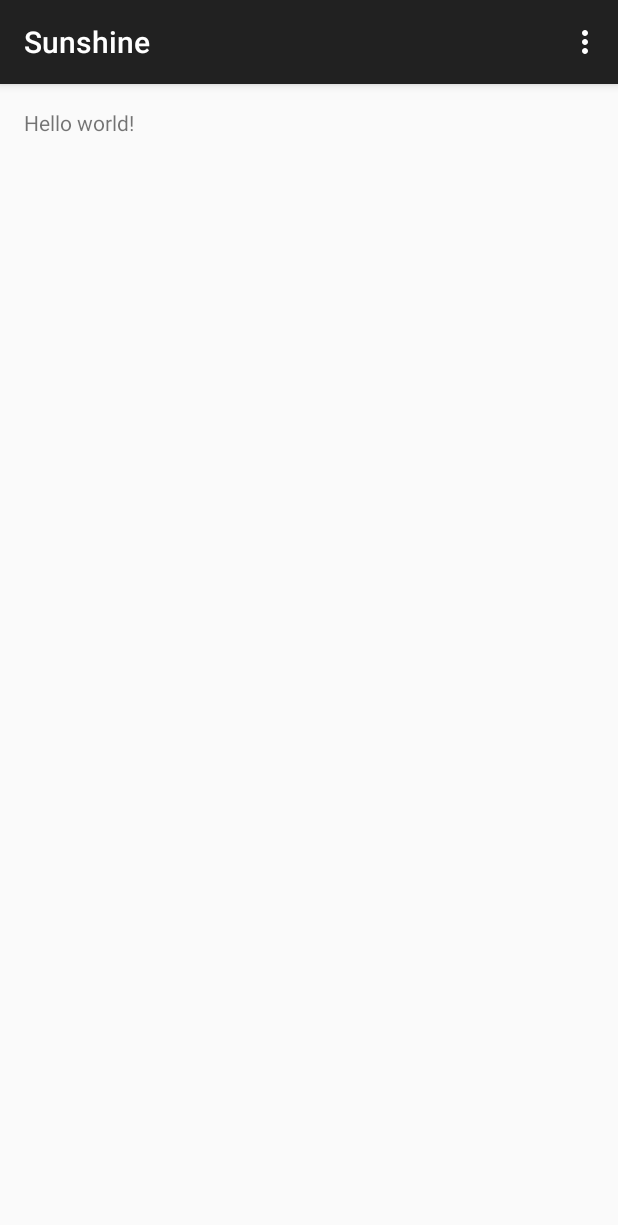
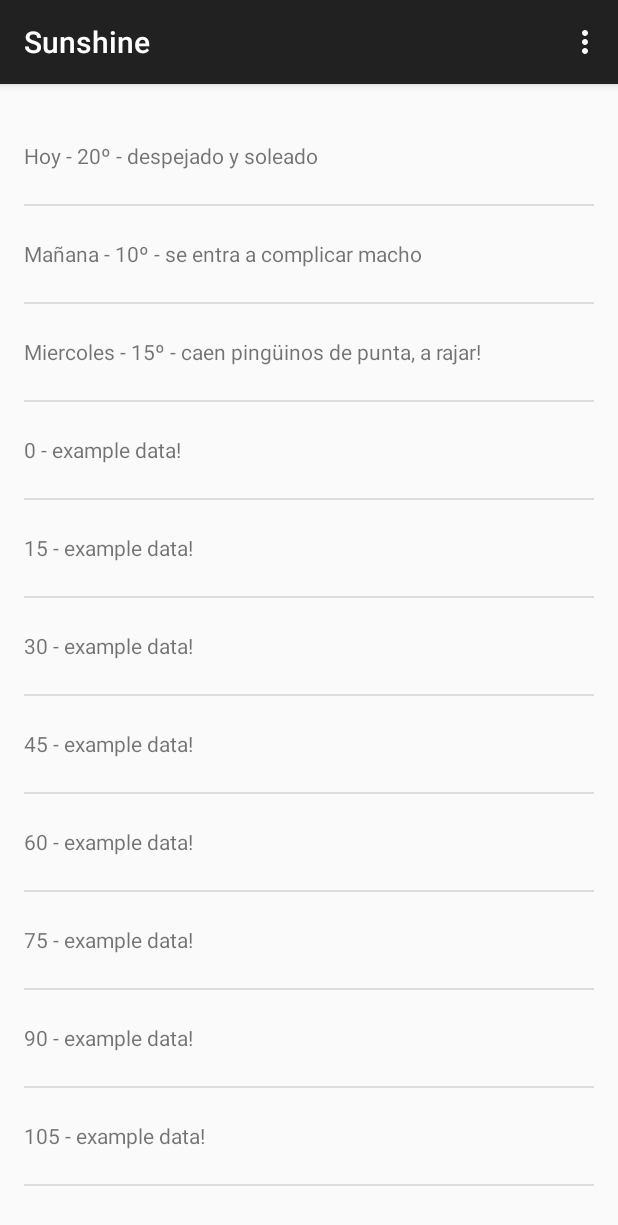
Before and after one commit to diegoocampoh/Sunshine, an Android app: the screen it shows after launch (MainActivity), on a phone screen of 412 x 824 dp. Shown: the top 1225 px of the screen. Run offline under Robolectric (Android 15) with nearby library versions, the phone set to English and light mode, and no system bars.

```diff
--- /dev/null
+++ b/app/src/main/java/com/example/diego/sunshine/ForecastFragment.java
@@ -0,0 +1,121 @@
+package com.example.diego.sunshine;
+
+import android.os.AsyncTask;
+import android.os.Bundle;
+import android.support.v4.app.Fragment;
+import android.util.Log;
+import android.view.LayoutInflater;
+import android.view.View;
+import android.view.ViewGroup;
+import android.widget.ArrayAdapter;
+import android.widget.ListView;
+
+import java.io.BufferedReader;
+import java.io.IOException;
+import java.io.InputStream;
+import java.io.InputStreamReader;
+import java.net.HttpURLConnection;
+import java.net.URL;
+import java.util.ArrayList;
+import java.util.List;
+
+/**
+ * Created by diego on 11/11/2014.
+ */
+public class ForecastFragment extends Fragment {
+
+    public ForecastFragment() {
+    }
+
+    @Override
+    public View onCreateView(LayoutInflater inflater, ViewGroup container,
+                             Bundle savedInstanceState) {
+        View rootView = inflater.inflate(R.layout.fragment_main, container, false);
+
+        //Fake data
+        ArrayList<String> forecast = new ArrayList<String>();
+        forecast.add("Hoy - 20º - despejado y soleado");
+        forecast.add("Mañana - 10º - se entra a complicar macho");
+        forecast.add("Miercoles - 15º - caen pingüinos de punta, a rajar!");
+
+
+        for (int i = 0; i <= 200; i++) {
+            forecast.add(15 * i + " - example data!");
+        }
+
+
+        ArrayAdapter<String> forecastAdapter = new ArrayAdapter<String>(getActivity(),
+                R.layout.list_item_forecast, R.id.list_item_forecast_textview, forecast);
+
+
+        ListView list = (ListView) rootView.findViewById(R.id.listview_forecast);
+        list.setAdapter(forecastAdapter);
+
+
+
+
+        return rootView;
+    }
+
+    public class FetchWeatherTask extends AsyncTask<String, Void, List<String>>{
+
+        @Override
+        protected List<String> doInBackground(String... strings) {
+            List<String> data = new ArrayList<String>();
+            // These two need to be declared outside the try/catch
+            // so that they can be closed in the finally block.
+            HttpURLConnection urlConnection = null;
+            BufferedReader reader = null;
+            // Will contain the raw JSON response as a string.
+            String forecastJsonStr = null;
+            try {
+                // Construct the URL for the OpenWeatherMap query
+                // Possible parameters are avaiable at OWM's forecast API page, at
+                // http://openweathermap.org/API#forecast
+                URL url = new URL("http://api.openweathermap.org/data/2.5/forecast/daily?q=94043&mode=json&units=metric&cnt=7");
+                // Create the request to OpenWeatherMap, and open the connection
+                urlConnection = (HttpURLConnection) url.openConnection();
+                urlConnection.setRequestMethod("GET");
+                urlConnection.connect();
+                // Read the input stream into a String
+                InputStream inputStream = urlConnection.getInputStream();
+                StringBuffer buffer = new StringBuffer();
+                if (inputStream == null) {
+                    // Nothing to do.
+                    forecastJsonStr = null;
+                }
+                reader = new BufferedReader(new InputStreamReader(inputStream));
+                String line;
+                while ((line = reader.readLine()) != null) {
+                    // Since it's JSON, adding a newline isn't necessary (it won't affect parsing)
+                    // But it does make debugging a *lot* easier if you print out the completed
+                    // buffer for debugging.
+                    buffer.append(line + "\n");
+                }
+
+                if (buffer.length() == 0) {
+                    // Stream was empty. No point in parsing.
+                    forecastJsonStr = null;
+                }
+                forecastJsonStr = buffer.toString();
+            } catch (IOException e) {
+                Log.e("PlaceholderFragment", "Error ", e);
+                // If the code didn't successfully get the weather data, there's no point in attemping
+                // to parse it.
+                forecastJsonStr = null;
+            } finally {
+                if (urlConnection != null) {
+                    urlConnection.disconnect();
+                }
+                if (reader != null) {
+                    try {
+                        reader.close();
+                    } catch (final IOException e) {
+                        Log.e("PlaceholderFragment", "Error closing stream", e);
+                    }
+                }
+            }
+            return data;
+        }
+    }
+}
--- a/app/src/main/java/com/example/diego/sunshine/MainActivity.java
+++ b/app/src/main/java/com/example/diego/sunshine/MainActivity.java
@@ -1,15 +1,24 @@
 package com.example.diego.sunshine;
 
+import android.os.Bundle;
+import android.support.v4.app.Fragment;
 import android.support.v7.app.ActionBarActivity;
-import android.support.v7.app.ActionBar;
-import android.support.v4.app.Fragment;
-import android.os.Bundle;
+import android.util.Log;
 import android.view.LayoutInflater;
 import android.view.Menu;
 import android.view.MenuItem;
 import android.view.View;
 import android.view.ViewGroup;
-import android.os.Build;
+import android.widget.ArrayAdapter;
+import android.widget.ListView;
+
+import java.io.BufferedReader;
+import java.io.IOException;
+import java.io.InputStream;
+import java.io.InputStreamReader;
+import java.net.HttpURLConnection;
+import java.net.URL;
+import java.util.ArrayList;
 
 
 public class MainActivity extends ActionBarActivity {
@@ -20,7 +29,7 @@ public class MainActivity extends ActionBarActivity {
         setContentView(R.layout.activity_main);
         if (savedInstanceState == null) {
             getSupportFragmentManager().beginTransaction()
-                    .add(R.id.container, new PlaceholderFragment())
+                    .add(R.id.container, new ForecastFragment())
                     .commit();
         }
     }
@@ -47,20 +56,4 @@ public class MainActivity extends ActionBarActivity {
 
         return super.onOptionsItemSelected(item);
     }
-
-    /**
-     * A placeholder fragment containing a simple view.
-     */
-    public static class PlaceholderFragment extends Fragment {
-
-        public PlaceholderFragment() {
-        }
-
-        @Override
-        public View onCreateView(LayoutInflater inflater, ViewGroup container,
-                                 Bundle savedInstanceState) {
-            View rootView = inflater.inflate(R.layout.fragment_main, container, false);
-            return rootView;
-        }
-    }
 }
--- a/app/src/main/res/layout/fragment_main.xml
+++ b/app/src/main/res/layout/fragment_main.xml
@@ -1,4 +1,4 @@
-<RelativeLayout xmlns:android="http://schemas.android.com/apk/res/android"
+<FrameLayout xmlns:android="http://schemas.android.com/apk/res/android"
     xmlns:tools="http://schemas.android.com/tools" android:layout_width="match_parent"
     android:layout_height="match_parent" android:paddingLeft="@dimen/activity_horizontal_margin"
     android:paddingRight="@dimen/activity_horizontal_margin"
@@ -6,7 +6,8 @@
     android:paddingBottom="@dimen/activity_vertical_margin"
     tools:context=".MainActivity$PlaceholderFragment">
 
-    <TextView android:text="@string/hello_world" android:layout_width="wrap_content"
-        android:layout_height="wrap_content" />
-
-</RelativeLayout>
+    <ListView
+        android:layout_width="match_parent"
+        android:layout_height="match_parent"
+        android:id="@+id/listview_forecast" />
+</FrameLayout>
--- /dev/null
+++ b/app/src/main/res/layout/list_item_forecast.xml
@@ -0,0 +1,8 @@
+<?xml version="1.0" encoding="utf-8"?>
+<TextView xmlns:android="http://schemas.android.com/apk/res/android"
+    android:layout_width="match_parent"
+    android:layout_height="wrap_content"
+    android:minHeight="?android:attr/listPreferredItemHeight"
+    android:gravity="center_vertical"
+    android:id="@+id/list_item_forecast_textview"
+    android:text="fruta" />
--- a/app/src/main/res/values/styles.xml
+++ b/app/src/main/res/values/styles.xml
@@ -1,8 +1,7 @@
+
 <resources>
-
     <!-- Base application theme. -->
     <style name="AppTheme" parent="Theme.AppCompat.Light.DarkActionBar">
         <!-- Customize your theme here. -->
     </style>
-
 </resources>
```
Also changed, not shown: app/build.gradle (+5 -4 lines), 1 other file.
